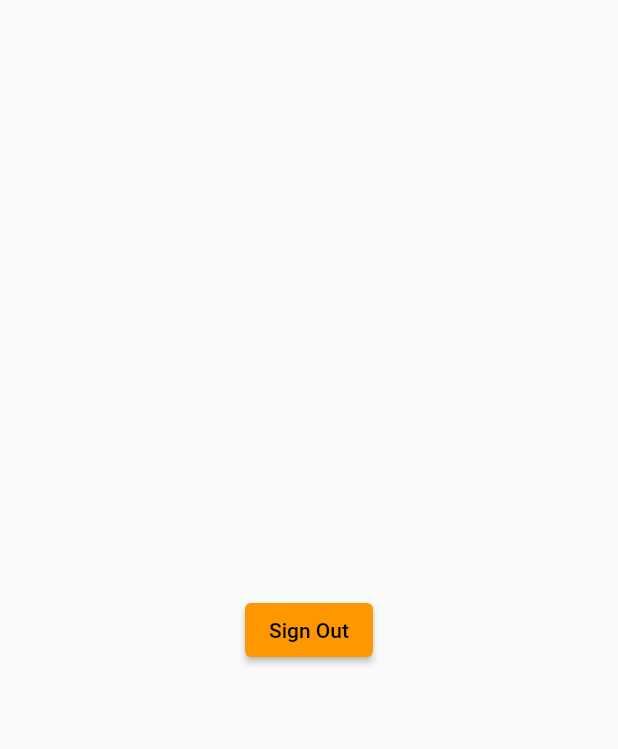
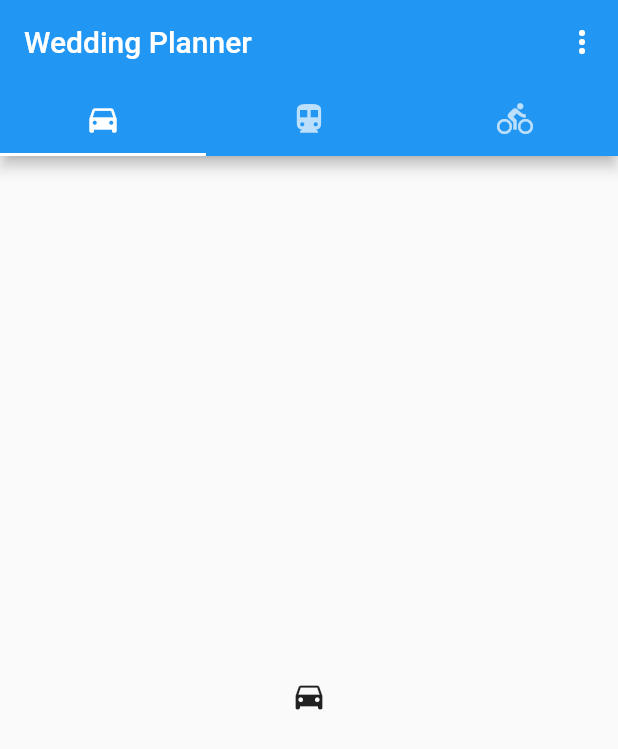
Before and after one commit to NameshDilshan/weddingplanner, a Flutter app: the HomePage widget shown alone on an empty page, opened directly, on a phone screen of 412 x 824 dp. Shown: the top 749 px of the screen. Run offline on Flutter 3.47's test engine with Material 2 defaults, Android fonts, the phone set to English and light mode, and no system bars; our stand-ins replace cloud_firestore, firebase_auth, firebase_core; accounts and stored records are empty.

Commit message:
from weekend

```diff
--- /dev/null
+++ b/lib/models/User.dart
@@ -0,0 +1,15 @@
+class User{
+  final String id;
+  final String username;
+  final String firstname;
+  final String lastname;
+  final String age;
+  final String password;
+  final String location;
+  final String phoneno;
+
+
+  User(this.id, this.username, this.firstname, this.lastname, this.age,
+      this.password, this.location, this.phoneno);
+
+}
--- /dev/null
+++ b/lib/pages/client_homepage.dart
@@ -0,0 +1,55 @@
+import 'package:firebase_auth/firebase_auth.dart';
+import 'package:flutter/material.dart';
+
+import '../auth.dart';
+
+class ClientHomePage extends StatelessWidget {
+  ClientHomePage({Key? key}) : super(key: key);
+  final User? user = Auth().currentUser;
+
+  Future<void> signOut() async{
+    await Auth().signOut();
+  }
+
+  Widget _userUID(){
+    return Text(user?.email ?? 'user email');
+  }
+
+  Widget _signOutButton(){
+    return ElevatedButton(onPressed: signOut, child: const Text('Sign Out'));
+  }
+
+  @override
+  Widget build(BuildContext context) {
+    return MaterialApp(
+      home: DefaultTabController(
+        length: 3,
+        child: Scaffold(
+          appBar: AppBar(
+            title: const Text("Wedding Planner"),
+            actions: [
+              PopupMenuButton(itemBuilder: (context) => [
+                PopupMenuItem(child: _userUID()),
+                PopupMenuItem(child: _signOutButton()),
+              ])
+            ],
+            bottom: const TabBar(
+              tabs: [
+                Tab(icon: Icon(Icons.directions_car)),
+                Tab(icon: Icon(Icons.directions_transit)),
+                Tab(icon: Icon(Icons.directions_bike)),
+              ],
+            ),
+          ),
+          body: const TabBarView(
+            children: [
+              Icon(Icons.directions_car),
+              Icon(Icons.directions_transit),
+              Icon(Icons.directions_bike),
+            ],
+          ),
+        ),
+      ),
+    );
+  }
+}
--- a/lib/pages/home_page.dart
+++ b/lib/pages/home_page.dart
@@ -1,6 +1,7 @@
 import 'package:firebase_auth/firebase_auth.dart';
 import 'package:weddingplanner/auth.dart';
 import 'package:flutter/material.dart';
+import 'package:weddingplanner/pages/client_homepage.dart';
 
 class HomePage extends StatelessWidget {
   HomePage({Key? key}) : super(key: key);
@@ -21,20 +22,23 @@ class HomePage extends StatelessWidget {
 
   @override
   Widget build(BuildContext context) {
-    return Scaffold(
-      body: Container(
-        height: double.infinity,
-        width: double.infinity,
-        padding: const EdgeInsets.all(20),
-        child: Column(
-          crossAxisAlignment: CrossAxisAlignment.center,
-          mainAxisAlignment: MainAxisAlignment.center,
-          children: <Widget>[
-            _userUID(),
-            _signOutButton(),
-          ],
-        ),
-      ),
-    );
+    return ClientHomePage();
+      // Scaffold(
+      // body:
+      // Container(
+      //   height: double.infinity,
+      //   width: double.infinity,
+      //   padding: const EdgeInsets.all(20),
+      //   child:
+        // Column(
+        //   crossAxisAlignment: CrossAxisAlignment.center,
+        //   mainAxisAlignment: MainAxisAlignment.center,
+        //   children: <Widget>[
+        //     // _userUID(),
+        //     // _signOutButton(),
+        //   ],
+        // ),
+      // ),
+    // );
   }
 }
--- a/lib/widget_tree.dart
+++ b/lib/widget_tree.dart
@@ -1,5 +1,6 @@
 import 'package:flutter/material.dart';
 import 'package:weddingplanner/auth.dart';
+import 'package:weddingplanner/pages/client_homepage.dart';
 import 'package:weddingplanner/pages/home_page.dart';
 import 'package:weddingplanner/pages/login_register_page.dart';
 
@@ -17,7 +18,7 @@ class _WidgetTreeState extends State<WidgetTree> {
       stream: Auth().authStateChanges,
       builder: (context, snapshot) {
         if (snapshot.hasData) {
-          return HomePage();
+          return ClientHomePage();
         } else {
           return const LoginPage();
         }
--- a/pubspec.yaml
+++ b/pubspec.yaml
@@ -38,6 +38,7 @@ dependencies:
   cupertino_icons: ^1.0.2
   firebase_core: ^2.8.0
   firebase_auth: ^4.3.0
+  cloud_firestore: ^4.4.5
 
 dev_dependencies:
   flutter_test:
```
Also changed, not shown: lib/main.dart (+5 -5 lines), lib/pages/login_register_page.dart (+190 -38 lines), pubspec.lock, 5 other files.
